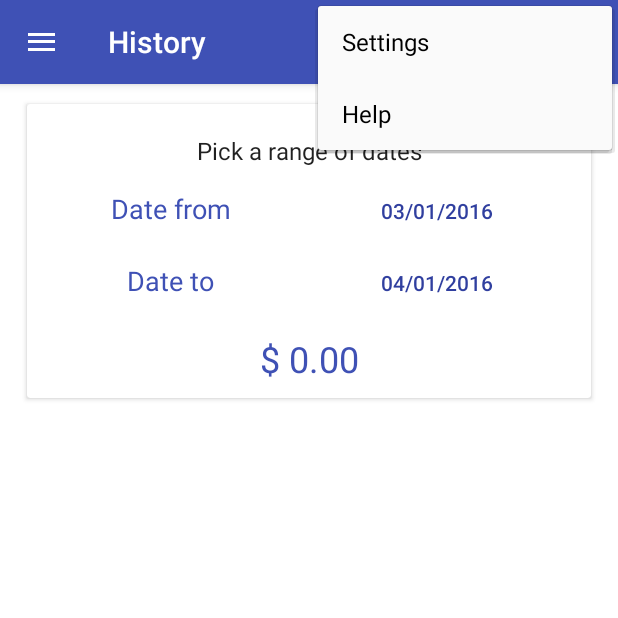
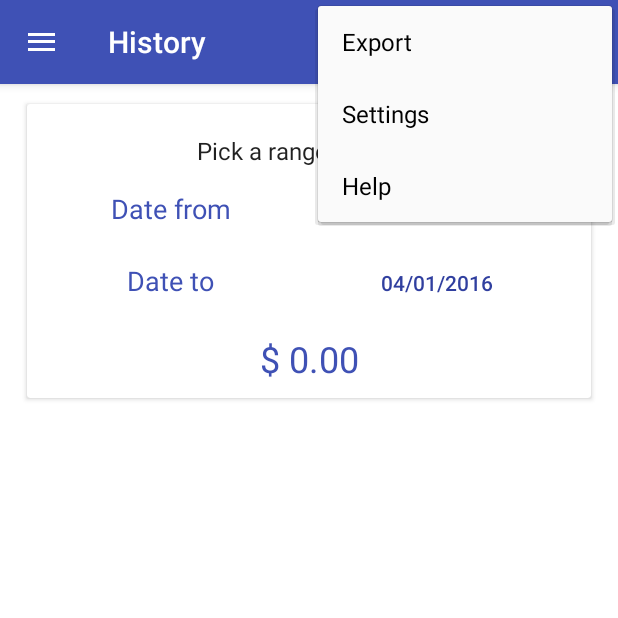
Before and after one commit to PedroCarrillo/Expense-Tracker-App, an Android app: the fragment HistoryFragment placed in its activity, with the options menu open, on a phone screen of 412 x 824 dp, the top half of it. Run offline under Robolectric (Android 15) with nearby library versions, the phone set to English and light mode, and no system bars; libraries missing offline, so code that uses them is left out: com.github.mikephil.charting, io.realm, io.realm.annotations; 8 statements that could not run were skipped.

Commit message:
Exporting to file feature

```diff
--- a/ExpenseTracker/app/src/main/AndroidManifest.xml
+++ b/ExpenseTracker/app/src/main/AndroidManifest.xml
@@ -6,6 +6,7 @@
     <!-- <uses-permission android:name="android.permission.GET_ACCOUNTS" /> -->
     <!-- <uses-permission android:name="android.permission.USE_CREDENTIALS" /> -->
     <uses-permission android:name="android.permission.RECEIVE_BOOT_COMPLETED" />
+    <uses-permission android:name="android.permission.WRITE_EXTERNAL_STORAGE"/>
 
     <application
         android:name=".ExpenseTrackerApp"
--- /dev/null
+++ b/ExpenseTracker/app/src/main/res/menu/menu_history.xml
@@ -0,0 +1,9 @@
+<?xml version="1.0" encoding="utf-8"?>
+<menu xmlns:android="http://schemas.android.com/apk/res/android">
+
+    <item
+        android:id="@+id/action_export"
+        android:icon="@android:drawable/ic_menu_send"
+        android:title="@string/export" />
+
+</menu>
--- a/ExpenseTracker/app/src/main/res/values/strings.xml
+++ b/ExpenseTracker/app/src/main/res/values/strings.xml
@@ -603,4 +603,9 @@
     <string name="default_date_format">MM/dd/yyyy</string>
     <string name="date_format_key">date_format_key</string>
     <string name="date_format">Date Format</string>
+    <string name="export">Export</string>
+    <string name="write_external_message">Expense Tracker would like to create Files in order to export your expenses data</string>
+    <string name="ok">Ok</string>
+    <string name="expenses_mail_content">Expenses Record by Expense Tracker</string>
+    <string name="share_title">Send your record to your mail</string>
 </resources>
```
Also changed, not shown: ExpenseTracker/app/src/main/java/com/pedrocarrillo/expensetracker/interfaces/FileGeneratorParser.java (added, +10 -0 lines), ExpenseTracker/app/src/main/java/com/pedrocarrillo/expensetracker/ui/history/HistoryFragment.java (+92 -0 lines), ExpenseTracker/app/src/main/java/com/pedrocarrillo/expensetracker/utils/FileManager.java (added, +41 -0 lines), ExpenseTracker/app/src/main/java/com/pedrocarrillo/expensetracker/utils/HistoryFileParser.java (added, +39 -0 lines), 1 other file.
